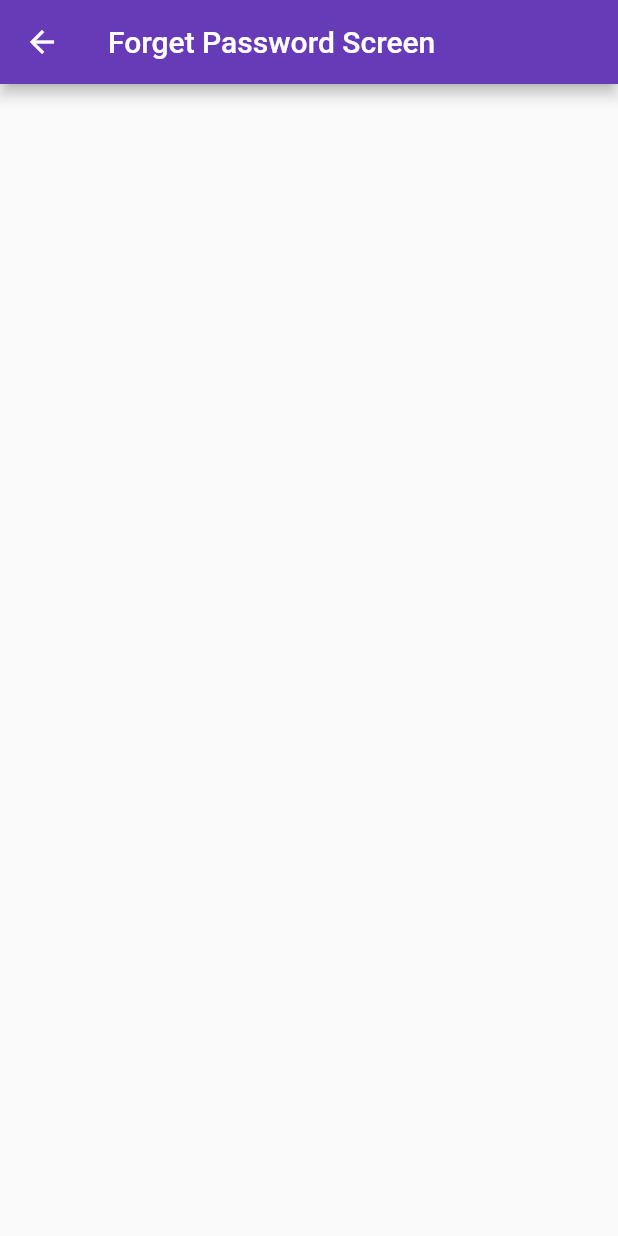
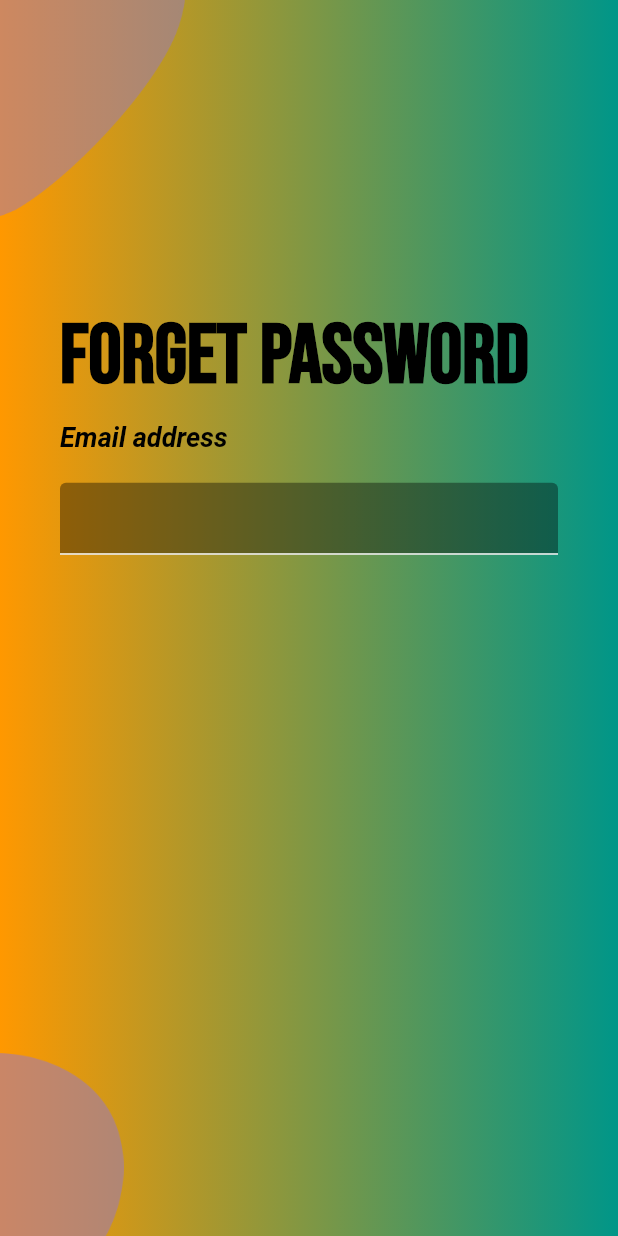
Before and after one commit to otegaoo/flutter-fiverr, a Flutter app: the ForgetPassword screen opened directly, on a phone screen of 412 x 824 dp. Run offline on Flutter 3.47's test engine with Material 2 defaults, Android fonts, the phone set to English and light mode, and no system bars; our stand-ins replace cloud_firestore, firebase_auth, firebase_core, firebase_storage, image_cropper, image_picker; accounts and stored records are empty.

Commit message:
forget-password page email textbox || #35 complete

```diff
--- /dev/null
+++ b/fiverr/lib/ForgetPassword/background.dart
@@ -0,0 +1,46 @@
+import 'package:flutter/material.dart';
+
+class ForgetBackground extends StatelessWidget {
+
+  final Widget child;
+
+  ForgetBackground({required this.child});
+
+  @override
+  Widget build(BuildContext context) {
+    Size size = MediaQuery.of(context).size;
+    return Container(
+      decoration: const BoxDecoration(
+        gradient: LinearGradient(
+          colors: [Colors.orange, Colors.teal],
+          begin: Alignment.centerLeft,
+          end: Alignment.centerRight,
+          stops: [0.0, 1.0],
+          tileMode: TileMode.clamp
+        )
+      ),
+      height: size.height,
+      width: double.infinity,
+      child: Stack(
+        alignment: Alignment.center,
+        children: [
+          Positioned(
+            top: 0,
+            left: 0,
+              child: Image.asset('assets/images/main_top.png',
+              color: Colors.deepPurple.shade300,
+              width: size.width * 0.3,)
+              ),
+          Positioned(
+            bottom: 0,
+            left: 0,
+              child: Image.asset('assets/images/main_bottom.png',
+              color: Colors.deepPurple.shade300,
+              width: size.width * 0.2,)
+              ),
+              child,
+        ],
+        )
+    );
+  }
+}
--- /dev/null
+++ b/fiverr/lib/ForgetPassword/body.dart
@@ -0,0 +1,61 @@
+import 'package:fiverr/ForgetPassword/background.dart';
+import 'package:flutter/material.dart';
+
+class ForgetBody extends StatefulWidget {
+
+  @override
+  State<ForgetBody> createState() => _ForgetBodyState();
+}
+
+class _ForgetBodyState extends State<ForgetBody> {
+
+  final TextEditingController _forgetPassTextController = TextEditingController(text: '');
+  @override
+  Widget build(BuildContext context) {
+    Size size = MediaQuery.of(context).size;
+    return ForgetBackground(
+      child: Stack(
+        children: [
+          Padding(
+            padding: EdgeInsets.symmetric(horizontal: 40, vertical: 40),
+            child: ListView(
+              children: [
+                SizedBox(height: size.height * 0.2,),
+                Text(
+                  'Forget Password',
+                  style: TextStyle(
+                    color: Colors.black,
+                    fontWeight: FontWeight.bold,
+                    fontSize: 55,
+                    fontFamily: 'Bebas',
+                  ),
+                ),
+                const SizedBox(height: 10,),
+                Text(
+                  'Email address',
+                  style: TextStyle(
+                    color: Colors.black,
+                    fontSize: 18,
+                    fontWeight: FontWeight.bold,
+                    fontStyle: FontStyle.italic
+                  ),
+                ),
+                const SizedBox(height: 20,),
+                TextField(
+                  controller: _forgetPassTextController,
+                  decoration: InputDecoration(
+                    filled: true,
+                    fillColor: Colors.black38,
+                    enabledBorder: UnderlineInputBorder(
+                      borderSide: BorderSide(color: Colors.white),
+                    ),
+                  ),
+                ),
+              ],
+            ),
+          ),
+        ],
+      ),
+    );
+  }
+}
--- a/fiverr/lib/ForgetPassword/forget_password.dart
+++ b/fiverr/lib/ForgetPassword/forget_password.dart
@@ -1,3 +1,4 @@
+import 'package:fiverr/ForgetPassword/body.dart';
 import 'package:flutter/material.dart';
 
 class ForgetPassword extends StatefulWidget {
@@ -10,7 +11,7 @@ class _ForgetPasswordState extends State<ForgetPassword> {
   @override
   Widget build(BuildContext context) {
     return Scaffold(
-      appBar: AppBar(title: const Text('Forget Password Screen'),),
+      body: ForgetBody()
     );
   }
 }
```
